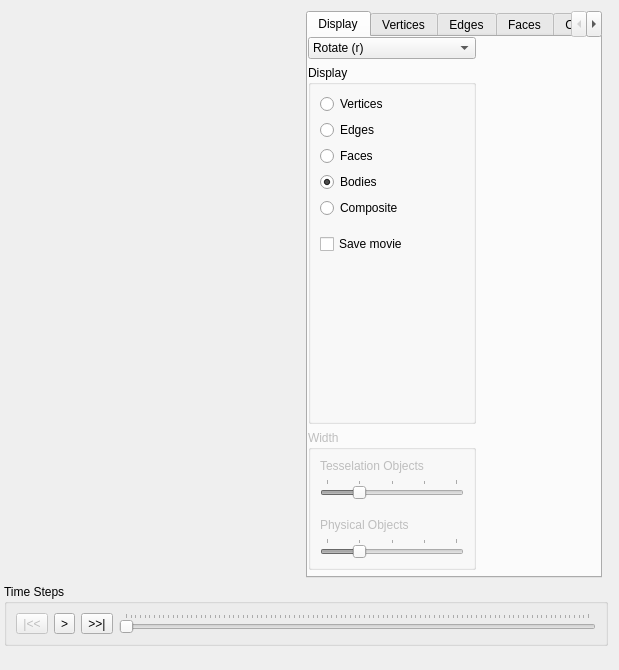
First picture: the form in Window.ui, repository danlipsa/foamvis, before the edit.
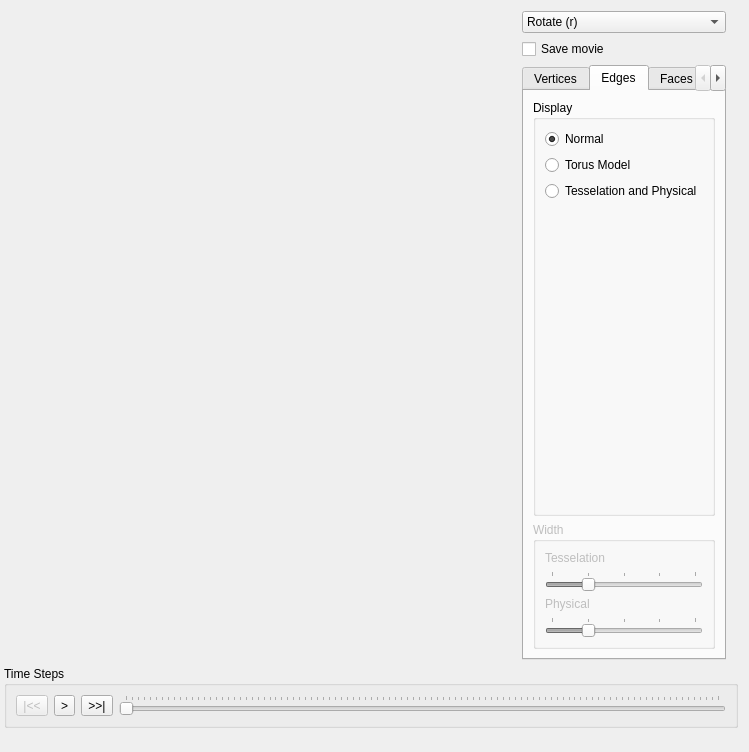
Second picture: the form after the edit. Custom widgets are drawn as their Qt base class.

Patch:
```diff
--- a/Window.ui
+++ b/Window.ui
@@ -6,8 +6,8 @@
    <rect>
     <x>0</x>
     <y>0</y>
-    <width>619</width>
-    <height>670</height>
+    <width>749</width>
+    <height>752</height>
    </rect>
   </property>
   <property name="sizePolicy">
@@ -22,7 +22,7 @@
   <property name="windowTitle">
    <string>Foam</string>
   </property>
-  <layout class="QGridLayout" name="gridLayout" rowstretch="0,0,0">
+  <layout class="QGridLayout" name="gridLayout" rowstretch="0,0,0,0">
    <property name="leftMargin">
     <number>4</number>
    </property>
@@ -42,25 +42,70 @@
      </property>
     </widget>
    </item>
-   <item row="0" column="1">
-    <widget class="QTabWidget" name="tabWidget">
-     <property name="currentIndex">
-      <number>0</number>
+   <item row="2" column="0" colspan="5">
+    <widget class="QGroupBox" name="movieGroupBox">
+     <property name="title">
+      <string>Time Steps</string>
      </property>
-     <widget class="QWidget" name="display">
-      <attribute name="title">
-       <string>Display</string>
-      </attribute>
-      <widget class="QWidget" name="layoutWidget">
-       <property name="geometry">
-        <rect>
-         <x>0</x>
-         <y>0</y>
-         <width>168</width>
-         <height>533</height>
-        </rect>
-       </property>
-       <layout class="QVBoxLayout" name="verticalLayout">
+     <layout class="QHBoxLayout" name="horizontalLayout">
+      <property name="spacing">
+       <number>6</number>
+      </property>
+      <property name="sizeConstraint">
+       <enum>QLayout::SetDefaultConstraint</enum>
+      </property>
+      <item>
+       <widget class="QToolButton" name="m_toolButtonBegin">
+        <property name="enabled">
+         <bool>false</bool>
+        </property>
+        <property name="text">
+         <string>|&lt;&lt;</string>
+        </property>
+       </widget>
+      </item>
+      <item>
+       <widget class="QToolButton" name="m_toolButtonPlay">
+        <property name="text">
+         <string>&gt;</string>
+        </property>
+        <property name="arrowType">
+         <enum>Qt::NoArrow</enum>
+        </property>
+       </widget>
+      </item>
+      <item>
+       <widget class="QToolButton" name="m_toolButtonEnd">
+        <property name="enabled">
+         <bool>true</bool>
+        </property>
+        <property name="text">
+         <string>&gt;&gt;|</string>
+        </property>
+       </widget>
+      </item>
+      <item>
+       <widget class="QSlider" name="m_dataSlider">
+        <property name="orientation">
+         <enum>Qt::Horizontal</enum>
+        </property>
+        <property name="tickPosition">
+         <enum>QSlider::TicksAbove</enum>
+        </property>
+       </widget>
+      </item>
+     </layout>
+    </widget>
+   </item>
+   <item row="3" column="0" colspan="5">
+    <widget class="QLabel" name="m_status">
+     <property name="text">
+      <string/>
+     </property>
+    </widget>
+   </item>
+   <item row="0" column="1" colspan="2">
+    <layout class="QVBoxLayout" name="verticalLayout_20">
         <item>
          <widget class="QComboBox" name="m_interactionModeComboBox">
           <item>
@@ -86,81 +131,6 @@
          </widget>
         </item>
         <item>
-         <widget class="QGroupBox" name="displayGroupBox">
-          <property name="title">
-           <string>Display</string>
-          </property>
-          <layout class="QVBoxLayout" name="verticalLayout_5">
-           <item>
-            <widget class="QRadioButton" name="radioButtonVertices">
-             <property name="text">
-              <string>Vertices</string>
-             </property>
-             <attribute name="buttonGroup">
-              <string>buttonGroup</string>
-             </attribute>
-            </widget>
-           </item>
-           <item>
-            <widget class="QRadioButton" name="m_radioButtonEdges">
-             <property name="text">
-              <string>Edges</string>
-             </property>
-             <attribute name="buttonGroup">
-              <string>buttonGroup</string>
-             </attribute>
-            </widget>
-           </item>
-           <item>
-            <widget class="QRadioButton" name="radioButtonFaces">
-             <property name="text">
-              <string>Faces</string>
-             </property>
-             <attribute name="buttonGroup">
-              <string>buttonGroup</string>
-             </attribute>
-            </widget>
-           </item>
-           <item>
-            <widget class="QRadioButton" name="radioButtonBodies">
-             <property name="text">
-              <string>Bodies</string>
-             </property>
-             <property name="checked">
-              <bool>true</bool>
-             </property>
-             <attribute name="buttonGroup">
-              <string>buttonGroup</string>
-             </attribute>
-            </widget>
-           </item>
-           <item>
-            <widget class="QRadioButton" name="radioButtoncenterPaths">
-             <property name="text">
-              <string>Composite</string>
-             </property>
-             <attribute name="buttonGroup">
-              <string>buttonGroup</string>
-             </attribute>
-            </widget>
-           </item>
-           <item>
-            <spacer name="verticalSpacerAboveMovie">
-             <property name="orientation">
-              <enum>Qt::Vertical</enum>
-             </property>
-             <property name="sizeType">
-              <enum>QSizePolicy::Fixed</enum>
-             </property>
-             <property name="sizeHint" stdset="0">
-              <size>
-               <width>20</width>
-               <height>10</height>
-              </size>
-             </property>
-            </spacer>
-           </item>
-           <item>
             <widget class="QCheckBox" name="checkBoxSaveMovie">
              <property name="text">
               <string>Save movie</string>
@@ -168,102 +138,10 @@
             </widget>
            </item>
            <item>
-            <spacer name="verticalSpacerBelowMovie">
-             <property name="orientation">
-              <enum>Qt::Vertical</enum>
-             </property>
-             <property name="sizeHint" stdset="0">
-              <size>
-               <width>20</width>
-               <height>40</height>
-              </size>
-             </property>
-            </spacer>
-           </item>
-          </layout>
-         </widget>
-        </item>
-        <item>
-         <widget class="QGroupBox" name="m_widthGroupBox">
-          <property name="enabled">
-           <bool>false</bool>
-          </property>
-          <property name="title">
-           <string>Width</string>
-          </property>
-          <layout class="QVBoxLayout" name="verticalLayout_3">
-           <item>
-            <layout class="QVBoxLayout" name="verticalLayout_2">
-             <item>
-              <widget class="QLabel" name="label_2">
-               <property name="text">
-                <string>Tesselation Objects</string>
-               </property>
-              </widget>
-             </item>
-             <item>
-              <widget class="QSlider" name="tessellationObjectsWidthSlider">
-               <property name="maximum">
-                <number>4</number>
-               </property>
-               <property name="value">
+      <widget class="QTabWidget" name="tabWidget">
+       <property name="currentIndex">
                 <number>1</number>
                </property>
-               <property name="orientation">
-                <enum>Qt::Horizontal</enum>
-               </property>
-               <property name="tickPosition">
-                <enum>QSlider::TicksAbove</enum>
-               </property>
-              </widget>
-             </item>
-             <item>
-              <spacer name="verticalSpacer_3">
-               <property name="orientation">
-                <enum>Qt::Vertical</enum>
-               </property>
-               <property name="sizeType">
-                <enum>QSizePolicy::Fixed</enum>
-               </property>
-               <property name="sizeHint" stdset="0">
-                <size>
-                 <width>20</width>
-                 <height>13</height>
-                </size>
-               </property>
-              </spacer>
-             </item>
-             <item>
-              <widget class="QLabel" name="label">
-               <property name="text">
-                <string>Physical Objects</string>
-               </property>
-              </widget>
-             </item>
-             <item>
-              <widget class="QSlider" name="physicalObjectsWidthSlider">
-               <property name="maximum">
-                <number>4</number>
-               </property>
-               <property name="value">
-                <number>1</number>
-               </property>
-               <property name="orientation">
-                <enum>Qt::Horizontal</enum>
-               </property>
-               <property name="tickPosition">
-                <enum>QSlider::TicksAbove</enum>
-               </property>
-              </widget>
-             </item>
-            </layout>
-           </item>
-          </layout>
-         </widget>
-        </item>
-       </layout>
-      </widget>
-     </widget>
      <widget class="QWidget" name="vertices">
       <attribute name="title">
        <string>Vertices</string>
@@ -406,6 +284,12 @@
               <property name="text">
                <string>Normal</string>
               </property>
+                <property name="checked">
+                 <bool>true</bool>
+                </property>
+                <attribute name="buttonGroup">
+                 <string>buttonGroup</string>
+                </attribute>
              </widget>
             </item>
             <item>
@@ -605,67 +489,7 @@
      </widget>
     </widget>
    </item>
-   <item row="1" column="0" colspan="3">
-    <widget class="QGroupBox" name="movieGroupBox">
-     <property name="title">
-      <string>Time Steps</string>
-     </property>
-     <layout class="QHBoxLayout" name="horizontalLayout">
-      <property name="spacing">
-       <number>6</number>
-      </property>
-      <property name="sizeConstraint">
-       <enum>QLayout::SetDefaultConstraint</enum>
-      </property>
-      <item>
-       <widget class="QToolButton" name="m_toolButtonBegin">
-        <property name="enabled">
-         <bool>false</bool>
-        </property>
-        <property name="text">
-         <string>|&lt;&lt;</string>
-        </property>
-       </widget>
-      </item>
-      <item>
-       <widget class="QToolButton" name="m_toolButtonPlay">
-        <property name="text">
-         <string>&gt;</string>
-        </property>
-        <property name="arrowType">
-         <enum>Qt::NoArrow</enum>
-        </property>
-       </widget>
-      </item>
-      <item>
-       <widget class="QToolButton" name="m_toolButtonEnd">
-        <property name="enabled">
-         <bool>true</bool>
-        </property>
-        <property name="text">
-         <string>&gt;&gt;|</string>
-        </property>
-       </widget>
-      </item>
-      <item>
-       <widget class="QSlider" name="m_dataSlider">
-        <property name="orientation">
-         <enum>Qt::Horizontal</enum>
-        </property>
-        <property name="tickPosition">
-         <enum>QSlider::TicksAbove</enum>
-        </property>
-       </widget>
-      </item>
-     </layout>
-    </widget>
-   </item>
-   <item row="2" column="0" colspan="3">
-    <widget class="QLabel" name="m_status">
-     <property name="text">
-      <string/>
-     </property>
-    </widget>
+    </layout>
    </item>
   </layout>
  </widget>
```
Left out of the diff: 631 changed lines with no effect on the pictures. Lines whose indentation alone changed are shown as unchanged.
